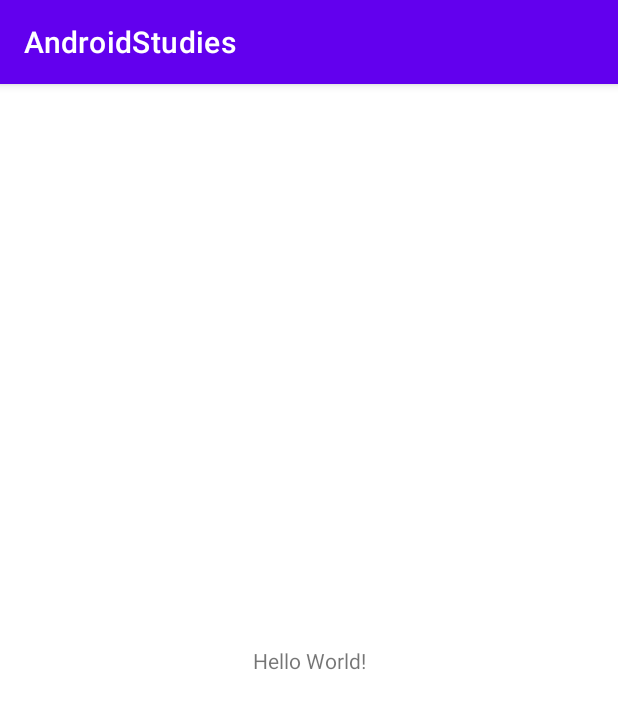
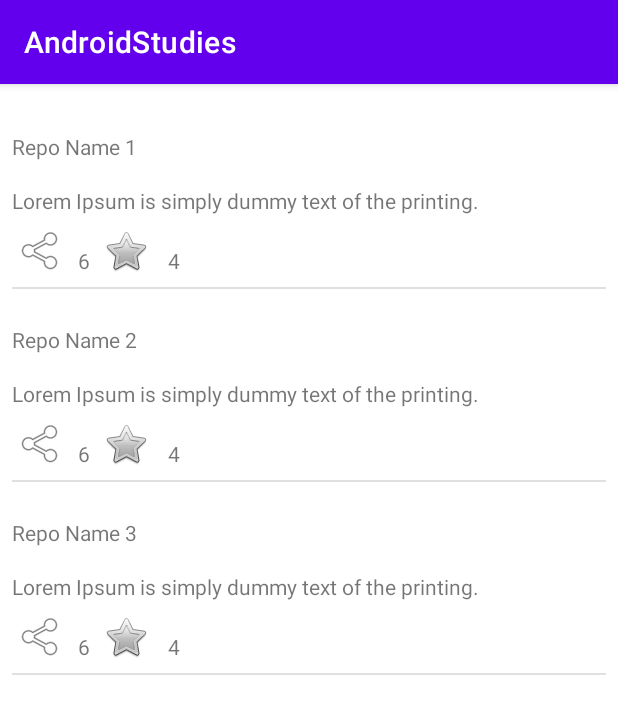
Before and after one commit to YasmminClaudino/AndroidStudies, an Android app: the screen it shows after launch (MainActivity), on a phone screen of 412 x 824 dp. Shown: the top 714 px of the screen. Run offline under Robolectric (Android 15) with nearby library versions, the phone set to English and light mode, and no system bars.

Commit message:
Create simple list with RecylerView and ViewBinding

```diff
--- a/app/build.gradle
+++ b/app/build.gradle
@@ -26,7 +26,12 @@ android {
         sourceCompatibility JavaVersion.VERSION_1_8
         targetCompatibility JavaVersion.VERSION_1_8
     }
+
+    buildFeatures {
+        viewBinding = true
+    }
 }
+
 
 dependencies {
 
@@ -36,4 +41,5 @@ dependencies {
     testImplementation 'junit:junit:4.+'
     androidTestImplementation 'androidx.test.ext:junit:1.1.1'
     androidTestImplementation 'androidx.test.espresso:espresso-core:3.2.0'
+
 }
--- /dev/null
+++ b/app/src/main/java/com/example/androidstudies/ListAdapter.java
@@ -0,0 +1,67 @@
+package com.example.androidstudies;
+
+import android.content.Context;
+import android.view.LayoutInflater;
+import android.view.View;
+import android.view.ViewGroup;
+
+import androidx.annotation.NonNull;
+import androidx.recyclerview.widget.RecyclerView;
+
+import com.example.androidstudies.databinding.RvItemRepoBinding;
+
+import java.util.List;
+
+public class ListAdapter extends RecyclerView.Adapter<ListAdapter.MyViewHolder>{
+
+    private final List<String> mLista;
+    private Context mContext;
+
+    public  ListAdapter(List<String> lista, Context context) {
+        this.mLista = lista;
+        this.mContext = context;
+    }
+
+
+    public static class MyViewHolder extends RecyclerView.ViewHolder {
+        public RvItemRepoBinding rir;
+        public MyViewHolder(View v) {
+            super(v);
+            rir = RvItemRepoBinding.bind(v);
+
+        }
+    }
+
+
+    @NonNull
+    @Override
+    //Sempre cria uma view nova para os campos de texto que estão no layout selecionado que estão
+    //dentro do RecycleView;
+    public MyViewHolder onCreateViewHolder(@NonNull ViewGroup parent, int viewType) {
+        View v =  LayoutInflater.from(parent.getContext()).inflate(R.layout.rv_item_repo,
+                parent,false);
+
+        MyViewHolder vh = new MyViewHolder(v);
+        return vh;
+    }
+
+
+    @Override
+    public void onBindViewHolder(@NonNull MyViewHolder holder, int position) {
+        holder.rir.title.setText(mLista.get(position));
+        holder.rir.description.setText("Lorem Ipsum is simply " +
+                        "dummy text of the printing.");
+        holder.rir.shareNumber.setText("6");
+        holder.rir.starNumber.setText("4");
+
+    }
+
+    @Override
+    public int getItemCount() {
+        if (mLista.size() != 0) {
+            return mLista.size();
+        } else {
+            return 0;
+        }
+    }
+}
--- a/app/src/main/java/com/example/androidstudies/MainActivity.java
+++ b/app/src/main/java/com/example/androidstudies/MainActivity.java
@@ -1,14 +1,42 @@
 package com.example.androidstudies;
 
 import androidx.appcompat.app.AppCompatActivity;
+import androidx.recyclerview.widget.LinearLayoutManager;
+import androidx.recyclerview.widget.RecyclerView;
 
+import android.app.ListActivity;
 import android.os.Bundle;
+import android.view.LayoutInflater;
+
+import com.example.androidstudies.databinding.ActivityMainBinding;
+
+import java.util.ArrayList;
+import java.util.List;
 
 public class MainActivity extends AppCompatActivity {
+
+    List<String> lista = new ArrayList<>();
+
 
     @Override
     protected void onCreate(Bundle savedInstanceState) {
         super.onCreate(savedInstanceState);
-        setContentView(R.layout.activity_main);
+        ActivityMainBinding bind = ActivityMainBinding.inflate(LayoutInflater.from(this));
+        RecyclerView rc = bind.myList;
+        setContentView(bind.getRoot());
+
+        LinearLayoutManager layoutManager = new LinearLayoutManager(this);
+        rc.setLayoutManager(layoutManager);
+
+        lista.add("Repo Name 1");
+        lista.add("Repo Name 2");
+        lista.add("Repo Name 3");
+
+        ListAdapter listAdpater = new ListAdapter(lista, this);
+        rc.setAdapter(listAdpater);
+
+
+
+
     }
 }
--- a/app/src/main/res/layout/activity_main.xml
+++ b/app/src/main/res/layout/activity_main.xml
@@ -6,13 +6,14 @@
     android:layout_height="match_parent"
     tools:context=".MainActivity">
 
-    <TextView
-        android:layout_width="wrap_content"
-        android:layout_height="wrap_content"
-        android:text="Hello World!"
+    <androidx.recyclerview.widget.RecyclerView
+        android:id="@+id/myList"
+        android:layout_width="match_parent"
+        android:layout_height="match_parent"
+        android:layout_margin="8dp"
         app:layout_constraintBottom_toBottomOf="parent"
-        app:layout_constraintLeft_toLeftOf="parent"
-        app:layout_constraintRight_toRightOf="parent"
-        app:layout_constraintTop_toTopOf="parent" />
+        app:layout_constraintEnd_toEndOf="parent"
+        app:layout_constraintStart_toStartOf="parent"
+        app:layout_constraintTop_toTopOf="parent"/>
 
 </androidx.constraintlayout.widget.ConstraintLayout>
--- /dev/null
+++ b/app/src/main/res/layout/rv_item_repo.xml
@@ -0,0 +1,76 @@
+<?xml version="1.0" encoding="utf-8"?>
+<androidx.constraintlayout.widget.ConstraintLayout xmlns:android="http://schemas.android.com/apk/res/android"
+    xmlns:app="http://schemas.android.com/apk/res-auto"
+    xmlns:tools="http://schemas.android.com/tools"
+    android:layout_width="wrap_content"
+    android:layout_height="wrap_content">
+
+
+       <TextView
+        android:id="@+id/title"
+        android:layout_width="wrap_content"
+        android:layout_height="wrap_content"
+        android:layout_marginTop="24dp"
+        android:text="TextView"
+        app:layout_constraintTop_toTopOf="parent"
+        tools:layout_editor_absoluteX="16dp" />
+
+    <TextView
+        android:id="@+id/description"
+        android:layout_width="wrap_content"
+        android:layout_height="wrap_content"
+        android:layout_marginTop="36dp"
+        android:text="TextView"
+        app:layout_constraintTop_toTopOf="@+id/title"
+        tools:layout_editor_absoluteX="0dp" />
+
+    <View
+        android:id="@+id/divider"
+        android:layout_width="wrap_content"
+        android:layout_height="wrap_content"
+        android:layout_marginTop="8dp"
+        android:background="?android:attr/listDivider"
+        app:layout_constraintTop_toBottomOf="@+id/shareRepo" />
+
+    <ImageView
+        android:id="@+id/shareRepo"
+        android:layout_width="wrap_content"
+        android:layout_height="wrap_content"
+        android:layout_marginStart="4dp"
+        android:layout_marginTop="8dp"
+        app:layout_constraintStart_toStartOf="parent"
+        app:layout_constraintTop_toBottomOf="@+id/description"
+        app:srcCompat="@android:drawable/ic_menu_share" />
+
+    <ImageView
+        android:id="@+id/starRepo"
+        android:layout_width="wrap_content"
+        android:layout_height="wrap_content"
+        android:layout_marginStart="8dp"
+        android:layout_marginTop="8dp"
+        app:layout_constraintStart_toEndOf="@+id/shareNumber"
+        app:layout_constraintTop_toBottomOf="@+id/description"
+        app:srcCompat="@android:drawable/btn_star_big_off" />
+
+    <TextView
+        android:id="@+id/starNumber"
+        android:layout_width="wrap_content"
+        android:layout_height="wrap_content"
+        android:layout_marginStart="12dp"
+        android:layout_marginTop="40dp"
+        android:text="TextView"
+        app:layout_constraintStart_toEndOf="@+id/starRepo"
+        app:layout_constraintTop_toTopOf="@+id/description" />
+
+
+    <TextView
+        android:id="@+id/shareNumber"
+        android:layout_width="wrap_content"
+        android:layout_height="wrap_content"
+        android:layout_marginStart="8dp"
+        android:layout_marginTop="40dp"
+        android:text="TextView"
+        app:layout_constraintStart_toEndOf="@+id/shareRepo"
+        app:layout_constraintTop_toTopOf="@+id/description" />
+
+</androidx.constraintlayout.widget.ConstraintLayout>
```
